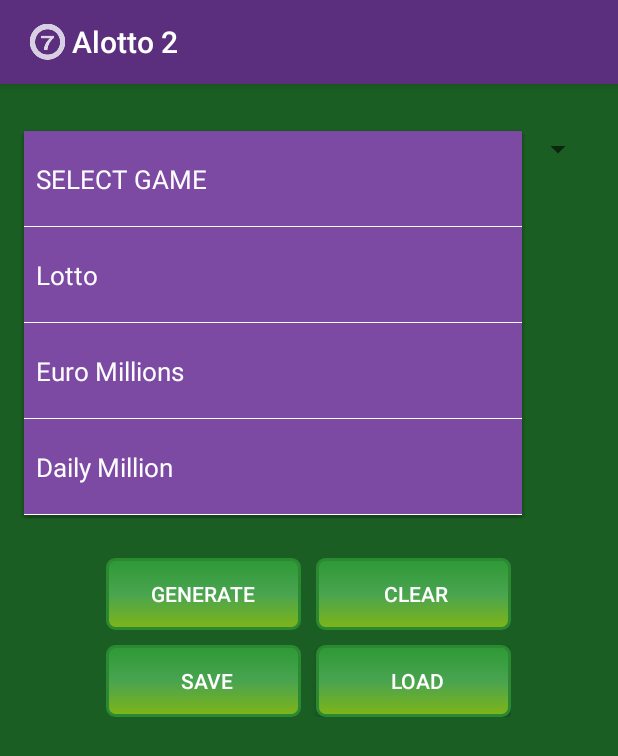
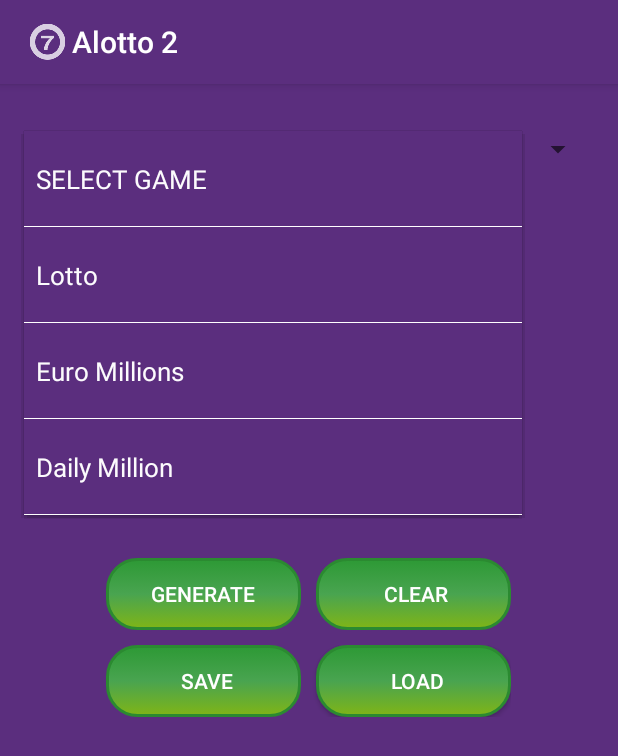
Before and after one commit to kpbender/Alotto2, an Android app: the screen it shows after launch (MainActivity), after a tap on "SELECT GAME", on a phone screen of 412 x 824 dp. Shown: the top 756 px of the screen. Run offline under Robolectric (Android 15) with nearby library versions, the phone set to English and light mode, and no system bars.

```diff
--- a/app/src/main/res/drawable/custom_button.xml
+++ b/app/src/main/res/drawable/custom_button.xml
@@ -5,7 +5,7 @@
                 android:centerColor="#49a450"
                 android:endColor="#2d9935"
                 android:angle="90"/>
-            <corners android:radius="5dp"/>
+            <corners android:radius="20dp"/>
             <stroke android:width="2dp" android:color="#2b8a31"/>
             <padding android:left="15dp" android:top="5dp" android:bottom="5dp"/>
         </shape>
@@ -18,7 +18,7 @@
                 android:centerColor="#31d93d"
                 android:endColor="#2d9935"
                 android:angle="90"/>
-            <corners android:radius="5dp"/>
+            <corners android:radius="20dp"/>
             <stroke android:width="5dp" android:color="#2b8a31"/>
             <padding android:left="5dp" android:top="5dp" android:bottom="5dp"/>
         </shape>
--- a/app/src/main/res/drawable/spinner_separator.xml
+++ b/app/src/main/res/drawable/spinner_separator.xml
@@ -7,7 +7,7 @@
     </item>
     <item android:bottom="1dp">
         <shape android:shape="rectangle">
-            <solid android:color="#7c4aa3"/>
+            <solid android:color="#5b2e7e"/>
         </shape>
     </item>
 </layer-list>
--- a/app/src/main/res/layout/activity_main.xml
+++ b/app/src/main/res/layout/activity_main.xml
@@ -5,7 +5,7 @@
     android:paddingRight="@dimen/activity_horizontal_margin"
     android:paddingTop="@dimen/activity_vertical_margin"
     android:paddingBottom="@dimen/activity_vertical_margin" tools:context=".MainActivity"
-    android:background="#1a5e23">
+    android:background="#5b2e7e">
 
     <LinearLayout
         android:orientation="horizontal"
```
